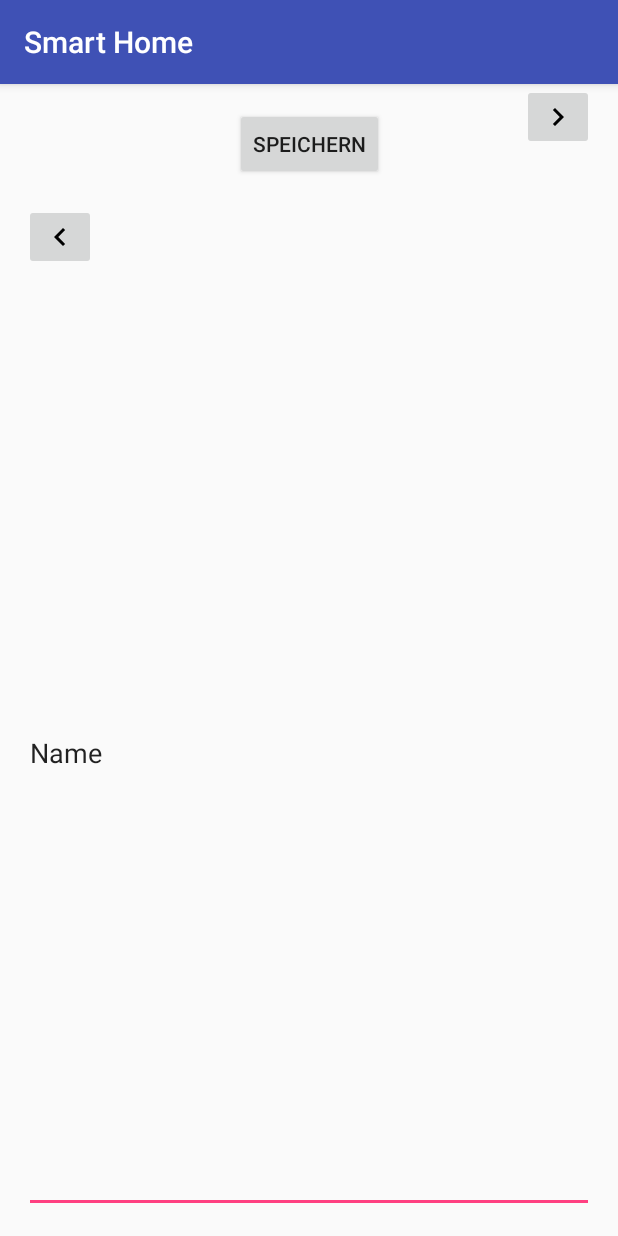
After one commit to beatmachine/UIST, an Android app: the DeviceNotizblockActivity screen opened directly, with no data from a screen before it, on a phone screen of 412 x 824 dp. The commit adds this screen. Run offline under Robolectric (Android 15) with nearby library versions, the light colour scheme and no system bars.

Commit message:
Implementet the Notizblock

```diff
--- /dev/null
+++ b/UISTInterface/app/src/main/java/de/uulm/uist/uistinterface/DeviceNotizblockActivity.java
@@ -0,0 +1,193 @@
+package de.uulm.uist.uistinterface;
+
+import android.content.Context;
+import android.support.v7.app.AppCompatActivity;
+import android.os.Bundle;
+import android.view.View;
+import android.widget.Button;
+import android.widget.EditText;
+import android.widget.ImageButton;
+
+import java.io.BufferedReader;
+import java.io.File;
+import java.io.FileInputStream;
+import java.io.FileOutputStream;
+import java.io.IOException;
+import java.io.InputStreamReader;
+import java.lang.reflect.Array;
+import java.util.ArrayList;
+
+/**
+ * Activity for the Notizblock logic
+ * Created on 20.06.2017 by Tim Mend
+ */
+public class DeviceNotizblockActivity extends AppCompatActivity {
+
+    //region Constants
+    public static final String FILE_NAME = "de.uulm.uist.userinterface.CHAT_MESSAGES";
+    //endregion
+
+    //region Declaration
+    Button speichern;
+
+    EditText notiz;
+
+    ImageButton left,right;
+
+    int index = 0;
+
+    ArrayList<String> notizen = new ArrayList<>();
+
+    BufferedReader reader;
+
+    FileOutputStream stream;
+    //endregion
+
+    @Override
+    protected void onCreate(Bundle savedInstanceState) {
+        super.onCreate(savedInstanceState);
+        setContentView(R.layout.activity_device_notizblock);
+
+        //region Initialization
+
+        speichern = (Button) findViewById(R.id.notizblock_button_speichern);
+
+        notiz = (EditText) findViewById(R.id.notizblock_plaintext_notizen);
+
+
+        left = (ImageButton) findViewById(R.id.notizblock_imagebutton_left);
+        right= (ImageButton) findViewById(R.id.notizblock_imagebutton_right);
+
+        File file = new File(this.getFilesDir(), FILE_NAME);
+        if(!file.exists()) {
+            file = new File(this.getFilesDir(), FILE_NAME);
+        }
+
+        //Load all saved messages
+        if(!file.isDirectory() && file.exists()){
+            notizen = loadMessages(getApplicationContext());
+        }
+
+        if(notizen.size() != 0){
+            notiz.setText(notizen.get(0));
+        }
+        //endregion
+
+
+
+
+
+        //region Listener
+        /**
+         * Set a Listener for the Speichern Button
+         */
+        speichern.setOnClickListener(new View.OnClickListener() {
+            /**
+             * This will be called if the Button is clicked
+             * @param v The view where the click comes from
+             */
+            @Override
+            public void onClick(View v) {
+                //region SpeichernCondition
+                String _notiz = (notiz.getText().toString());
+                if (!_notiz.equals("")){
+                   saveMessage(_notiz, getApplicationContext());
+                }
+                //endregion
+            }
+        });
+
+        /**
+         * Set a Listener for the left Button
+         */
+        left.setOnClickListener(new View.OnClickListener() {
+            /**
+             * This will be called if the Button is clicked
+             * @param v The view where the click comes from
+             */
+            @Override
+            public void onClick(View v) {
+                //region SpeichernCondition
+                if(index == 0){
+                    index = notizen.size() - 1;
+                }
+                String _notiz = notizen.get(index);
+                notiz.setText(_notiz);
+
+                index -= 1;
+                //endregion
+            }
+        });
+        /**
+         * Set a Listener for the right Button
+         */
+        right.setOnClickListener(new View.OnClickListener() {
+            /**
+             * This will be called if the Button is clicked
+             * @param v The view where the click comes from
+             */
+            @Override
+            public void onClick(View v) {
+                //region SpeichernCondition
+                if(index == notizen.size()){
+                    index = 0;
+                }
+                String _notiz = notizen.get(index);
+                notiz.setText(_notiz);
+
+                index += 1;
+                //endregion
+            }
+        });
+
+
+        //endregion
+    }
+
+
+    //region MessageHandler
+    /**
+     * This will save a Notiz in an internal File. Or Append it to others
+     * @param message The message which should be saved
+     * @param context The context from where openFileOutput can be called
+     */
+    public void saveMessage(String message, Context context){
+        //Create String to read it out later
+        notizen.add(message);
+        String _message = message
+                + "\n";
+        try{
+            stream = context.openFileOutput(FILE_NAME, Context.MODE_APPEND);
+            stream.write(_message.getBytes());
+            stream.close();
+        } catch(IOException e){
+            e.printStackTrace();
+        }
+    }
+
+    /**
+     * This Method will load all Messages from an internal File and put them in an ArrayList
+     * @param context The Application Context
+     * @return the ArrayList which will be returned
+     */
+    public ArrayList<String> loadMessages(Context context){
+        ArrayList<String> tmp = new ArrayList<>();
+        try {
+            FileInputStream input= context.openFileInput(FILE_NAME);
+            InputStreamReader isr = new InputStreamReader(input);
+            reader = new BufferedReader(isr);
+            String line = reader.readLine();
+            while(line != null) {
+                String message = line;
+                tmp.add(message);
+                line = reader.readLine();
+            }
+            reader.close();
+        }catch(Exception e){
+            e.printStackTrace();
+        }
+        return tmp;
+    }
+
+    //endregion
+}
--- a/UISTInterface/app/src/main/java/de/uulm/uist/uistinterface/RoomActivity.java
+++ b/UISTInterface/app/src/main/java/de/uulm/uist/uistinterface/RoomActivity.java
@@ -150,11 +150,11 @@ public class RoomActivity extends AppCompatActivity {
                     startActivity(intent);
                 }
                 else if (room.equals(de_uulm_uist_uistinterface_BUERO)){
-                    /*
+
                     Intent intent = new Intent(RoomActivity.this, DeviceNotizblockActivity.class);
                     intent.putExtra("room", room);
                     startActivity(intent);
-                    */
+
                 }
             }
         });
--- /dev/null
+++ b/UISTInterface/app/src/main/res/layout/activity_device_notizblock.xml
@@ -0,0 +1,58 @@
+<?xml version="1.0" encoding="utf-8"?>
+<android.support.constraint.ConstraintLayout xmlns:android="http://schemas.android.com/apk/res/android"
+    xmlns:app="http://schemas.android.com/apk/res-auto"
+    xmlns:tools="http://schemas.android.com/tools"
+    android:layout_width="match_parent"
+    android:layout_height="match_parent"
+    tools:context="de.uulm.uist.uistinterface.DeviceNotizblockActivity">
+
+    <Button
+        android:id="@+id/notizblock_button_speichern"
+        android:layout_width="wrap_content"
+        android:layout_height="wrap_content"
+        android:layout_marginLeft="16dp"
+        android:layout_marginRight="16dp"
+        android:layout_marginTop="16dp"
+        android:text="@string/notizblock_speicher"
+        app:layout_constraintLeft_toLeftOf="parent"
+        app:layout_constraintRight_toRightOf="parent"
+        app:layout_constraintTop_toTopOf="parent" />
+
+    <EditText
+        android:id="@+id/notizblock_plaintext_notizen"
+        android:layout_width="0dp"
+        android:layout_height="0dp"
+        android:layout_marginBottom="15dp"
+        android:layout_marginLeft="16dp"
+        android:layout_marginRight="16dp"
+        android:layout_marginTop="16dp"
+        android:ems="10"
+        android:inputType="textPersonName"
+        android:text="Name"
+        android:textAlignment="textStart"
+        app:layout_constraintBottom_toBottomOf="parent"
+        app:layout_constraintHorizontal_bias="0.0"
+        app:layout_constraintLeft_toLeftOf="parent"
+        app:layout_constraintRight_toRightOf="parent"
+        app:layout_constraintTop_toBottomOf="@+id/notizblock_imagebutton_left" />
+
+    <ImageButton
+        android:id="@+id/notizblock_imagebutton_left"
+        android:layout_width="wrap_content"
+        android:layout_height="wrap_content"
+        app:srcCompat="@drawable/ic_chevron_left_black_24dp"
+        android:layout_marginLeft="16dp"
+        app:layout_constraintLeft_toLeftOf="parent"
+        android:layout_marginTop="16dp"
+        app:layout_constraintTop_toBottomOf="@+id/notizblock_button_speichern" />
+
+    <ImageButton
+        android:id="@+id/notizblock_imagebutton_right"
+        android:layout_width="wrap_content"
+        android:layout_height="wrap_content"
+        android:layout_marginRight="16dp"
+        app:layout_constraintRight_toRightOf="parent"
+        app:srcCompat="@drawable/ic_chevron_right_black_24dp"
+        tools:layout_editor_absoluteY="80dp" />
+
+</android.support.constraint.ConstraintLayout>
--- a/UISTInterface/app/src/main/res/values/strings.xml
+++ b/UISTInterface/app/src/main/res/values/strings.xml
@@ -4,4 +4,5 @@
     <string name="song">0</string>
     <string name="bluray_dvdname">DVD Name:</string>
     <string name="dvd_example">Krabat</string>
+    <string name="notizblock_speicher">Speichern</string>
 </resources>
```
Also changed, not shown: UISTInterface/app/src/main/AndroidManifest.xml (+4 -3 lines).
